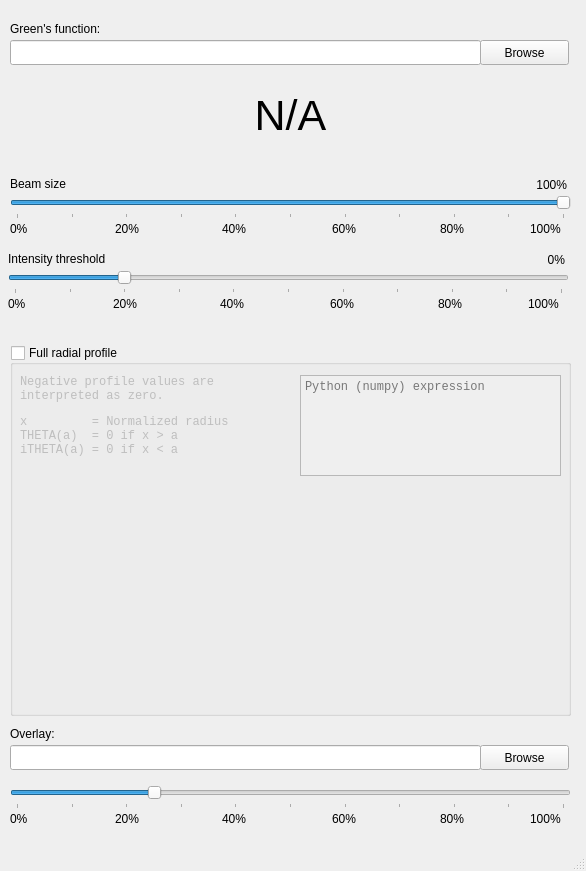
hoppe93/softplot, file gui/ui/green/BeamsizeMeasurement.ui: the form before one commit.
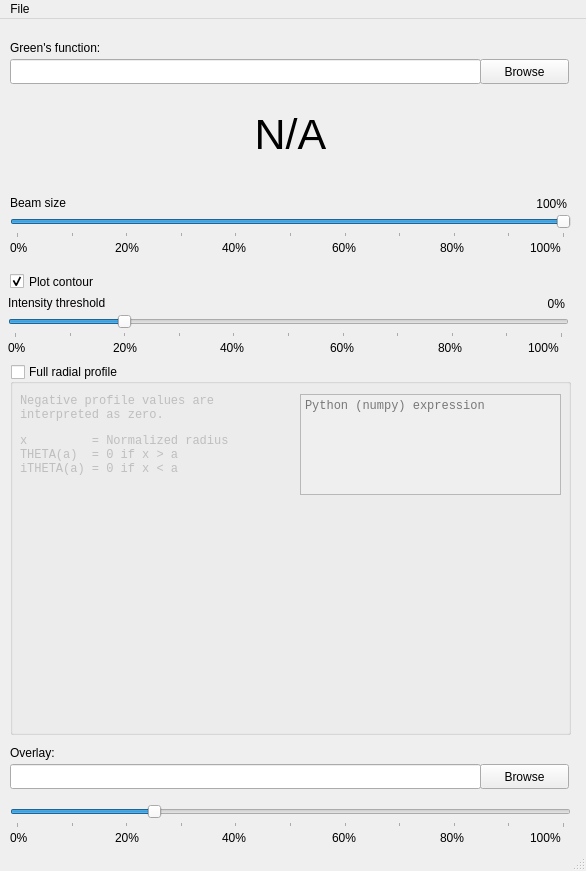
The form after the commit.

Commit message: Added save feature to 'rij'

```diff
--- a/gui/ui/green/BeamsizeMeasurement.ui
+++ b/gui/ui/green/BeamsizeMeasurement.ui
@@ -257,7 +257,7 @@
     <property name="geometry">
      <rect>
       <x>438</x>
-      <y>295</y>
+      <y>320</y>
       <width>31</width>
       <height>17</height>
      </rect>
@@ -270,7 +270,7 @@
     <property name="geometry">
      <rect>
       <x>8</x>
-      <y>250</y>
+      <y>275</y>
       <width>221</width>
       <height>17</height>
      </rect>
@@ -283,7 +283,7 @@
     <property name="geometry">
      <rect>
       <x>528</x>
-      <y>295</y>
+      <y>320</y>
       <width>41</width>
       <height>17</height>
      </rect>
@@ -296,7 +296,7 @@
     <property name="geometry">
      <rect>
       <x>220</x>
-      <y>295</y>
+      <y>320</y>
       <width>31</width>
       <height>17</height>
      </rect>
@@ -309,7 +309,7 @@
     <property name="geometry">
      <rect>
       <x>364</x>
-      <y>250</y>
+      <y>275</y>
       <width>201</width>
       <height>20</height>
      </rect>
@@ -325,7 +325,7 @@
     <property name="geometry">
      <rect>
       <x>8</x>
-      <y>270</y>
+      <y>295</y>
       <width>561</width>
       <height>24</height>
      </rect>
@@ -353,7 +353,7 @@
     <property name="geometry">
      <rect>
       <x>8</x>
-      <y>295</y>
+      <y>320</y>
       <width>31</width>
       <height>17</height>
      </rect>
@@ -366,7 +366,7 @@
     <property name="geometry">
      <rect>
       <x>113</x>
-      <y>295</y>
+      <y>320</y>
       <width>31</width>
       <height>17</height>
      </rect>
@@ -379,7 +379,7 @@
     <property name="geometry">
      <rect>
       <x>330</x>
-      <y>295</y>
+      <y>320</y>
       <width>31</width>
       <height>17</height>
      </rect>
@@ -551,6 +551,22 @@
      <set>Qt::AlignCenter</set>
     </property>
    </widget>
+   <widget class="QCheckBox" name="cbContour">
+    <property name="geometry">
+     <rect>
+      <x>10</x>
+      <y>250</y>
+      <width>281</width>
+      <height>25</height>
+     </rect>
+    </property>
+    <property name="text">
+     <string>Plot contour</string>
+    </property>
+    <property name="checked">
+     <bool>true</bool>
+    </property>
+   </widget>
   </widget>
   <widget class="QMenuBar" name="menubar">
    <property name="geometry">
@@ -558,9 +574,18 @@
      <x>0</x>
      <y>0</y>
      <width>586</width>
-     <height>22</height>
+     <height>24</height>
     </rect>
    </property>
+   <widget class="QMenu" name="menuFile">
+    <property name="title">
+     <string>File</string>
+    </property>
+    <addaction name="actionSave"/>
+    <addaction name="separator"/>
+    <addaction name="actionExit"/>
+   </widget>
+   <addaction name="menuFile"/>
   </widget>
   <widget class="QStatusBar" name="statusbar"/>
  </widget>
```
Left out of the diff: 10 changed lines with no effect on the pictures. The commit also changes 2 other files.
